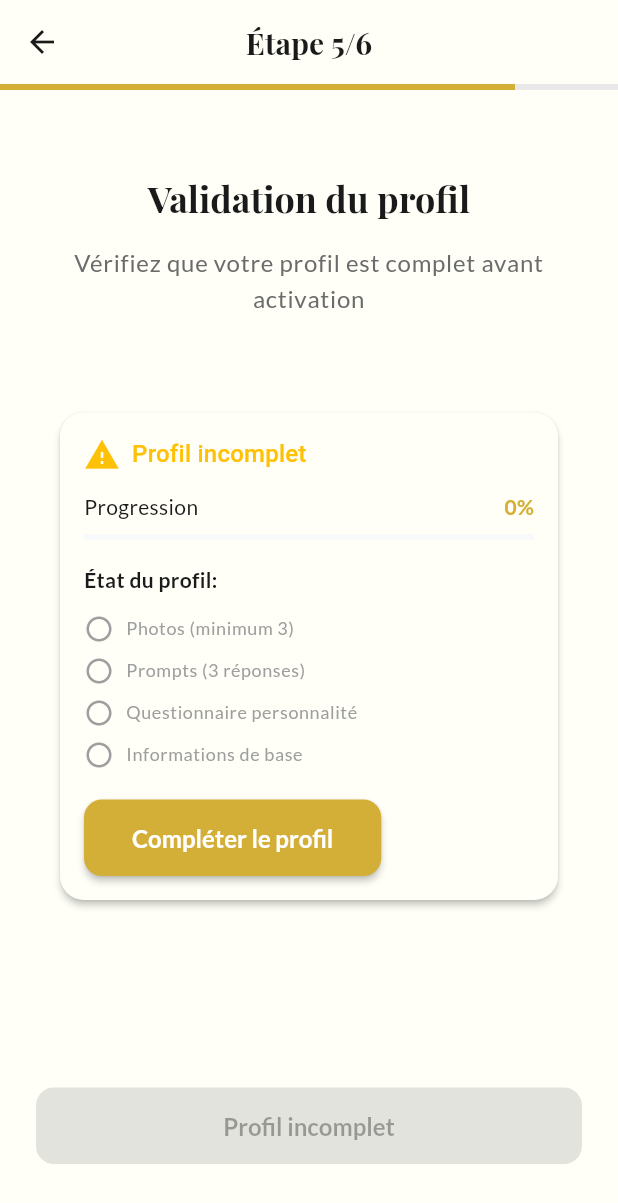
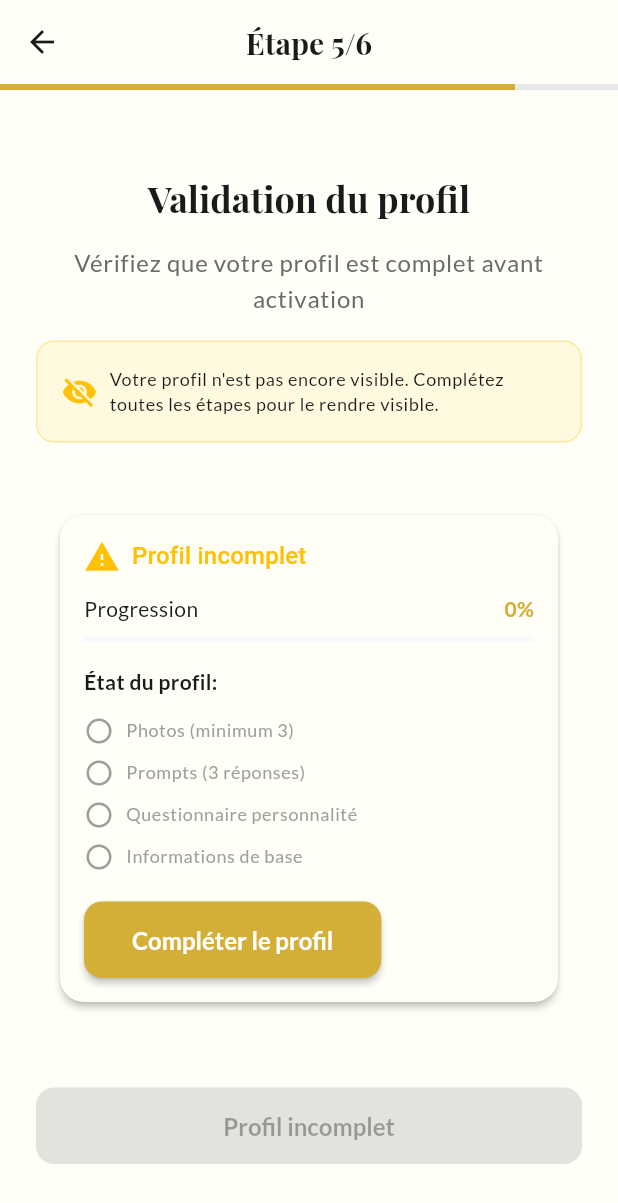
Before and after one commit to marcucus/GoldWen-App-Frontend, a Flutter app: the ProfileSetupPage screen opened by its route, swiped to page 5, on a phone screen of 412 x 824 dp. Shown: the top 1203 px of the screen. Run offline on Flutter 3.47's test engine with Material 3 defaults, Android fonts, the phone set to English and light mode, and no system bars; our stand-ins replace audioplayers, cached_network_image, dio, emoji_picker_flutter, file_picker, firebase_core and 15 more; missing offline and left inert: mixpanel_flutter, purchases_flutter; accounts and stored records are empty; network calls fail; project files that could hold a hidden picture were left out.

Commit message:
Enhance profile validation with strict backend enforcement and visibility warnings
Co-authored-by: marcucus <43345482+marcucus@users.noreply.github.com>

```diff
--- a/lib/features/profile/pages/profile_setup_page.dart
+++ b/lib/features/profile/pages/profile_setup_page.dart
@@ -68,13 +68,25 @@ class _ProfileSetupPageState extends State<ProfileSetupPage> {
         int targetPage = 0;
 
         // Determine which page to show first based on missing steps
-        if (!completion.hasRequiredProfileFields) {
+        // Use the helper method from ProfileProvider for consistency
+        final nextStep = profileProvider.getNextIncompleteStep();
+
+        switch (nextStep) {
+          case 'basic_info':
             targetPage = 0; // Basic info page
-        } else if (!completion.hasPhotos) {
+            break;
+          case 'photos':
             targetPage = 1; // Photos page
-        } else if (!completion.hasPrompts) {
+            break;
+          case 'prompts':
             targetPage = 3; // Prompts page (skip media page which is optional)
-        } else {
+            break;
+          case 'personality':
+            // Personality questionnaire should be completed before profile setup
+            // Show a message if user somehow ended up here
+            targetPage = 4; // Validation page to show status
+            break;
+          default:
             targetPage = 4; // Validation page
         }
 
@@ -725,7 +737,53 @@ class _ProfileSetupPageState extends State<ProfileSetupPage> {
                 ),
             textAlign: TextAlign.center,
           ),
-          const SizedBox(height: AppSpacing.xxl),
+          const SizedBox(height: AppSpacing.md),
+          // Profile visibility warning
+          Consumer<ProfileProvider>(
+            builder: (context, profileProvider, child) {
+              final isComplete =
+                  profileProvider.profileCompletion?.isCompleted ?? false;
+              return Container(
+                padding: const EdgeInsets.all(AppSpacing.md),
+                decoration: BoxDecoration(
+                  color: isComplete
+                      ? AppColors.successGreen.withOpacity(0.1)
+                      : AppColors.warningAmber.withOpacity(0.1),
+                  borderRadius: BorderRadius.circular(AppBorderRadius.medium),
+                  border: Border.all(
+                    color: isComplete
+                        ? AppColors.successGreen.withOpacity(0.3)
+                        : AppColors.warningAmber.withOpacity(0.3),
+                    width: 1,
+                  ),
+                ),
+                child: Row(
+                  children: [
+                    Icon(
+                      isComplete ? Icons.check_circle : Icons.visibility_off,
+                      color: isComplete
+                          ? AppColors.successGreen
+                          : AppColors.warningAmber,
+                      size: 24,
+                    ),
+                    const SizedBox(width: AppSpacing.sm),
+                    Expanded(
+                      child: Text(
+                        isComplete
+                            ? 'Votre profil sera visible par les autres utilisateurs'
+                            : 'Votre profil n\'est pas encore visible. Complétez toutes les étapes pour le rendre visible.',
+                        style: Theme.of(context).textTheme.bodySmall?.copyWith(
+                              color: AppColors.textDark,
+                              fontWeight: FontWeight.w500,
+                            ),
+                      ),
+                    ),
+                  ],
+                ),
+              );
+            },
+          ),
+          const SizedBox(height: AppSpacing.xl),
           Expanded(
             child: SingleChildScrollView(
               child: Consumer<ProfileProvider>(
@@ -767,27 +825,38 @@ class _ProfileSetupPageState extends State<ProfileSetupPage> {
 
   void _handleMissingStepTap() {
     // Navigate to the appropriate page based on missing steps
-    final completion =
-        Provider.of<ProfileProvider>(context, listen: false).profileCompletion;
+    final profileProvider =
+        Provider.of<ProfileProvider>(context, listen: false);
+    final completion = profileProvider.profileCompletion;
     if (completion == null) return;
 
-    if (!completion.hasRequiredProfileFields) {
-      // Go to basic info page
-      _goToPage(0);
-    } else if (!completion.hasPhotos) {
-      // Go to photos page
-      _goToPage(1);
-    } else if (!completion.hasPrompts) {
-      // Go to prompts page (page 3, not 2 which is media)
-      _goToPage(3);
-    } else if (!completion.hasPersonalityAnswers) {
-      // Show message about personality questionnaire
+    // Use helper method for consistency
+    final nextStep = profileProvider.getNextIncompleteStep();
+
+    switch (nextStep) {
+      case 'basic_info':
+        _goToPage(0); // Basic info page
+        break;
+      case 'photos':
+        _goToPage(1); // Photos page
+        break;
+      case 'prompts':
+        _goToPage(3); // Prompts page
+        break;
+      case 'personality':
+        // Personality questionnaire must be completed before profile setup
         ScaffoldMessenger.of(context).showSnackBar(
           const SnackBar(
             content: Text(
-              'Vous devez d\'abord compléter le questionnaire de personnalité'),
+                'Le questionnaire de personnalité doit être complété en premier. Veuillez contacter le support si vous pensez que c\'est une erreur.'),
+            backgroundColor: AppColors.warningAmber,
+            duration: Duration(seconds: 5),
           ),
         );
+        break;
+      default:
+        // Profile is complete or unknown state
+        break;
     }
   }
 
--- a/lib/features/profile/providers/profile_provider.dart
+++ b/lib/features/profile/providers/profile_provider.dart
@@ -390,6 +390,8 @@ class ProfileProvider with ChangeNotifier {
   }
 
   void _checkProfileCompletion() {
+    // Local validation - but backend completion status is authoritative
+    // This is used for UI guidance only, not for actual validation
     _isProfileComplete = _name != null &&
         _age != null &&
         _bio != null &&
@@ -401,6 +403,9 @@ class ProfileProvider with ChangeNotifier {
         _location != null &&
         _minAge != null &&
         _maxAge != null;
+
+    // Note: Backend completion status (_profileCompletion) is the authoritative source
+    // and should always be used for actual validation checks
   }
 
   Future<void> saveProfile() async {
@@ -594,7 +599,7 @@ class ProfileProvider with ChangeNotifier {
 
   Future<void> validateAndActivateProfile() async {
     try {
-      // First check if profile is complete
+      // First check if profile is complete using backend validation
       await loadProfileCompletion();
 
       if (_profileCompletion?.isCompleted ?? false) {
@@ -613,4 +618,31 @@ class ProfileProvider with ChangeNotifier {
       rethrow;
     }
   }
+
+  /// Get the next incomplete step that the user should complete
+  /// Returns null if profile is complete
+  String? getNextIncompleteStep() {
+    final completion = _profileCompletion;
+    if (completion == null) return null;
+    if (completion.isCompleted) return null;
+
+    // Check in order: basic info, photos, prompts, personality
+    if (!completion.hasRequiredProfileFields) {
+      return 'basic_info';
+    } else if (!completion.hasPhotos) {
+      return 'photos';
+    } else if (!completion.hasPrompts) {
+      return 'prompts';
+    } else if (!completion.hasPersonalityAnswers) {
+      return 'personality';
+    }
+
+    return null;
+  }
+
+  /// Check if the profile is truly complete based on backend validation
+  /// This is the authoritative method for checking completion
+  bool get isProfileTrulyComplete {
+    return _profileCompletion?.isCompleted ?? false;
+  }
 }
```
Also changed, not shown: lib/features/profile/widgets/profile_completion_widget.dart (+30 -0 lines). Lines whose indentation alone changed are shown as unchanged.
